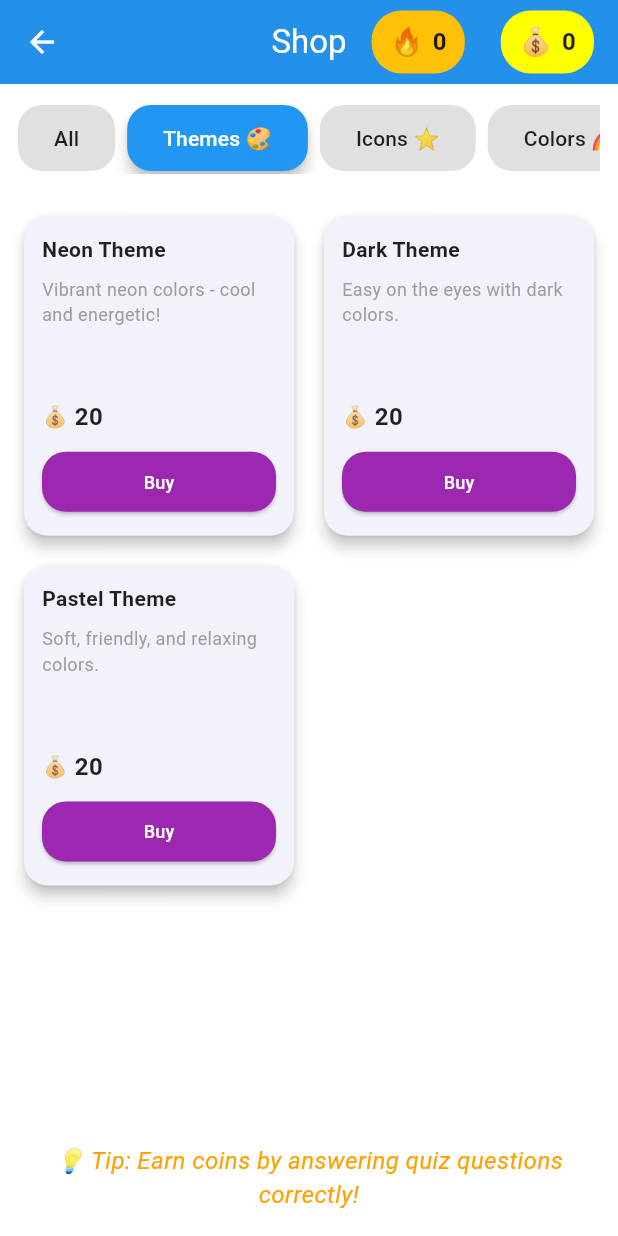
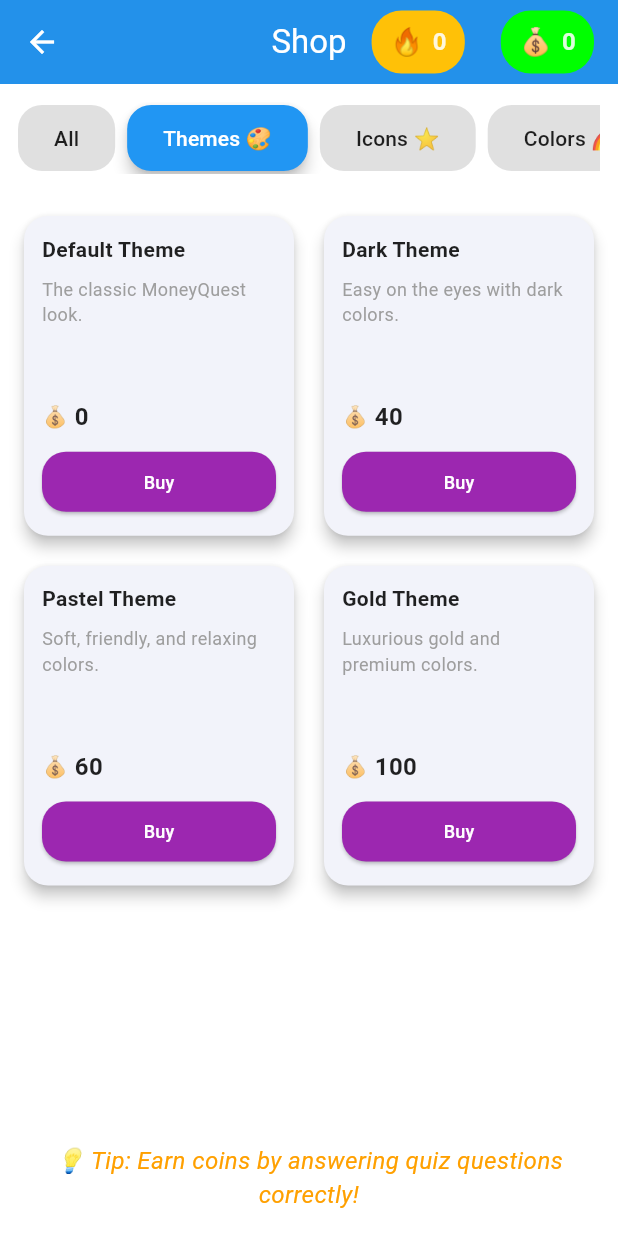
Before and after one commit to sandeshgaraga/WealthX, a Flutter app: the ShopScreen screen opened directly, after a tap on "Themes 🎨", on a phone screen of 412 x 824 dp. Run offline on Flutter 3.47's test engine with Material 3 defaults, Android fonts, the phone set to English and light mode, and no system bars; our stand-ins replace shared_preferences; accounts and stored records are empty.

Commit message:
1/21 update

```diff
--- a/lib/data/shop_data.dart
+++ b/lib/data/shop_data.dart
@@ -6,40 +6,40 @@ import '../models/models.dart';
 final List<ShopItem> shopItems = [
   /// Themes
   ShopItem(
-    id: 'theme_neon',
-    name: 'Neon Theme',
-    description: 'Vibrant neon colors - cool and energetic!',
-    cost: 20,
+    id: 'theme_default',
+    name: 'Default Theme',
+    description: 'The classic MoneyQuest look.',
+    cost: 0,
     type: 'theme',
   ),
   ShopItem(
     id: 'theme_dark',
     name: 'Dark Theme',
     description: 'Easy on the eyes with dark colors.',
-    cost: 20,
+    cost: 40,
     type: 'theme',
   ),
   ShopItem(
     id: 'theme_pastel',
     name: 'Pastel Theme',
     description: 'Soft, friendly, and relaxing colors.',
-    cost: 20,
+    cost: 60,
+    type: 'theme',
+  ),
+  ShopItem(
+    id: 'theme_gold',
+    name: 'Gold Theme',
+    description: 'Luxurious gold and premium colors.',
+    cost: 100,
     type: 'theme',
   ),
 
   /// Icons / Cosmetics
   ShopItem(
-    id: 'icon_gold_coin',
-    name: 'Gold Coin Icon',
-    description: 'Shiny gold coin design.',
-    cost: 20,
-    type: 'icon',
-  ),
-  ShopItem(
     id: 'icon_diamond',
     name: 'Diamond Badge',
     description: 'Sparkly diamond achievement badge.',
-    cost: 20,
+    cost: 200,
     type: 'icon',
   ),
 
@@ -48,14 +48,14 @@ final List<ShopItem> shopItems = [
     id: 'colorpack_sunset',
     name: 'Sunset Color Pack',
     description: 'Warm orange and pink colors.',
-    cost: 20,
+    cost: 300,
     type: 'colorpack',
   ),
   ShopItem(
     id: 'colorpack_ocean',
     name: 'Ocean Color Pack',
     description: 'Cool blue and teal colors.',
-    cost: 20,
+    cost: 350,
     type: 'colorpack',
   ),
 ];
--- a/lib/screens/home_screen.dart
+++ b/lib/screens/home_screen.dart
@@ -19,22 +19,25 @@ class HomeScreen extends StatelessWidget {
     return Scaffold(
       body: CustomScrollView(
         slivers: [
-          // Custom app bar with coins and streak
+          // Custom app bar with streak (left) and coins (right)
           SliverAppBar(
             pinned: true,
             elevation: 4,
-            expandedHeight: 80,
+            toolbarHeight: 56,
+            expandedHeight: 56,
             flexibleSpace: FlexibleSpaceBar(
-              title: const Text('MoneyQuest'),
+              title: const Text(
+                'MoneyQuest',
+                style: TextStyle(fontWeight: FontWeight.w900, fontSize: 25),
+              ),
               centerTitle: true,
             ),
-            actions: [
-              Consumer<UserDataProvider>(
+            leadingWidth: 72,
+            leading: Consumer<UserDataProvider>(
               builder: (context, userDataProvider, child) {
-                  return Row(
-                    children: [
-                      // Streak badge
-                      Container(
+                return Align(
+                  alignment: Alignment.center,
+                  child: Container(
                     margin: const EdgeInsets.symmetric(horizontal: 4),
                     padding: const EdgeInsets.symmetric(
                       horizontal: 12,
@@ -45,6 +48,7 @@ class HomeScreen extends StatelessWidget {
                       borderRadius: BorderRadius.circular(20),
                     ),
                     child: Row(
+                      mainAxisSize: MainAxisSize.min,
                       children: [
                         const Text('🔥', style: TextStyle(fontSize: 18)),
                         const SizedBox(width: 4),
@@ -58,6 +62,16 @@ class HomeScreen extends StatelessWidget {
                       ],
                     ),
                   ),
+                );
+              },
+            ),
+            actions: [
+              Consumer<UserDataProvider>(
+                builder: (context, userDataProvider, child) {
+                  return Align(
+                    alignment: Alignment.center,
+                    child: Row(
+                      children: [
                         // Coins badge
                         Container(
                           margin: const EdgeInsets.symmetric(horizontal: 8),
@@ -66,7 +80,7 @@ class HomeScreen extends StatelessWidget {
                             vertical: 8,
                           ),
                           decoration: BoxDecoration(
-                          color: Colors.yellowAccent,
+                            color: const Color.fromARGB(255, 11, 207, 60),
                             borderRadius: BorderRadius.circular(20),
                           ),
                           child: Row(
@@ -78,7 +92,7 @@ class HomeScreen extends StatelessWidget {
                                 style: const TextStyle(
                                   fontWeight: FontWeight.bold,
                                   fontSize: 16,
-                                color: Colors.black87,
+                                  color: Color.fromARGB(221, 255, 255, 255),
                                 ),
                               ),
                             ],
@@ -86,6 +100,7 @@ class HomeScreen extends StatelessWidget {
                         ),
                         const SizedBox(width: 8),
                       ],
+                    ),
                   );
                 },
               ),
--- a/lib/services/theme_provider.dart
+++ b/lib/services/theme_provider.dart
@@ -144,15 +144,50 @@ class AppThemes {
     ),
   );
 
+  // Gold theme - luxurious and premium
+  static ThemeData goldTheme = ThemeData(
+    useMaterial3: true,
+    colorScheme: ColorScheme.fromSeed(
+      seedColor: const Color(0xFFFFD700),
+      brightness: Brightness.light,
+    ),
+    scaffoldBackgroundColor: const Color(0xFFFFFBE6),
+    appBarTheme: const AppBarTheme(
+      backgroundColor: Color(0xFFFFC700),
+      foregroundColor: Colors.white,
+      elevation: 2,
+      centerTitle: true,
+    ),
+    elevatedButtonTheme: ElevatedButtonThemeData(
+      style: ElevatedButton.styleFrom(
+        backgroundColor: const Color(0xFFFFD700),
+        foregroundColor: Colors.black87,
+        padding: const EdgeInsets.symmetric(horizontal: 24, vertical: 12),
+        shape: RoundedRectangleBorder(borderRadius: BorderRadius.circular(16)),
+      ),
+    ),
+    textTheme: const TextTheme(
+      headlineMedium: TextStyle(
+        color: Color(0xFFCC8800),
+        fontWeight: FontWeight.bold,
+        fontSize: 28,
+      ),
+      bodyMedium: TextStyle(
+        color: Colors.black87,
+        fontSize: 16,
+      ),
+    ),
+  );
+
   /// Get theme by name
   static ThemeData getTheme(String themeName) {
     switch (themeName.toLowerCase()) {
-      case 'neon':
-        return neonTheme;
       case 'dark':
         return darkTheme;
       case 'pastel':
         return pastelTheme;
+      case 'gold':
+        return goldTheme;
       default:
         return defaultTheme;
     }
@@ -160,7 +195,7 @@ class AppThemes {
 
   /// Get list of available themes
   static List<String> getAvailableThemes() {
-    return ['default', 'neon', 'dark', 'pastel'];
+    return ['default', 'dark', 'pastel', 'gold'];
   }
 }
 
--- a/lib/widgets/common_widgets.dart
+++ b/lib/widgets/common_widgets.dart
@@ -43,7 +43,7 @@ class MoneyQuestAppBar extends StatelessWidget implements PreferredSizeWidget {
                     streak.toString(),
                     style: const TextStyle(
                       fontWeight: FontWeight.bold,
-                      color: Colors.black87,
+                      color: Color.fromARGB(221, 255, 255, 255),
                       fontSize: 16,
                     ),
                   ),
@@ -59,7 +59,7 @@ class MoneyQuestAppBar extends StatelessWidget implements PreferredSizeWidget {
             child: Container(
               padding: const EdgeInsets.symmetric(horizontal: 12, vertical: 8),
               decoration: BoxDecoration(
-                color: Colors.yellowAccent,
+                color: const Color.fromARGB(255, 0, 255, 0),
                 borderRadius: BorderRadius.circular(20),
               ),
               child: Row(
@@ -73,7 +73,7 @@ class MoneyQuestAppBar extends StatelessWidget implements PreferredSizeWidget {
                     coins.toString(),
                     style: const TextStyle(
                       fontWeight: FontWeight.bold,
-                      color: Colors.black87,
+                      color: Color.fromARGB(221, 255, 255, 255),
                       fontSize: 16,
                     ),
                   ),
```
Lines whose indentation alone changed are shown as unchanged.
